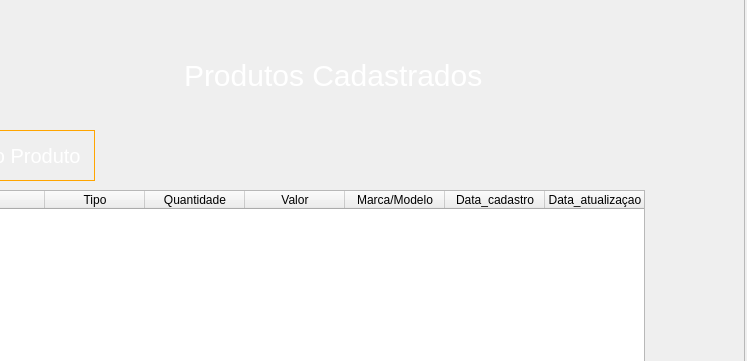
Old version of the form paginas/cpanelprodutos.ui in the repository edsay12/Projeto_Introdu-ao_A_Progama-oa; both pictures show x 156 to 903 and y 0 to 361 of the 903 by 568 pixel window.
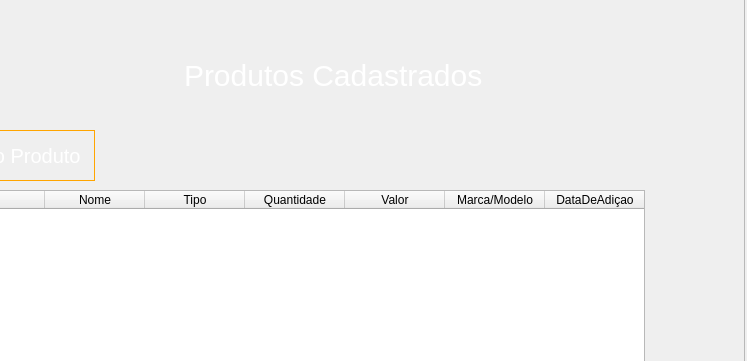
New version of the form. Icons and pictures are not drawn.

Patch:
```diff
--- a/paginas/cpanelprodutos.ui
+++ b/paginas/cpanelprodutos.ui
@@ -56,6 +56,11 @@
        <normaloff>.</normaloff>.</iconset>
      </property>
     </column>
+    <column>
+     <property name="text">
+      <string>Nome</string>
+     </property>
+    </column>
     <column>
      <property name="text">
       <string>Tipo</string>
@@ -78,12 +83,7 @@
     </column>
     <column>
      <property name="text">
-      <string>Data_cadastro</string>
-     </property>
-    </column>
-    <column>
-     <property name="text">
-      <string>Data_atualizaçao</string>
+      <string>DataDeAdiçao</string>
      </property>
     </column>
    </widget>
```
